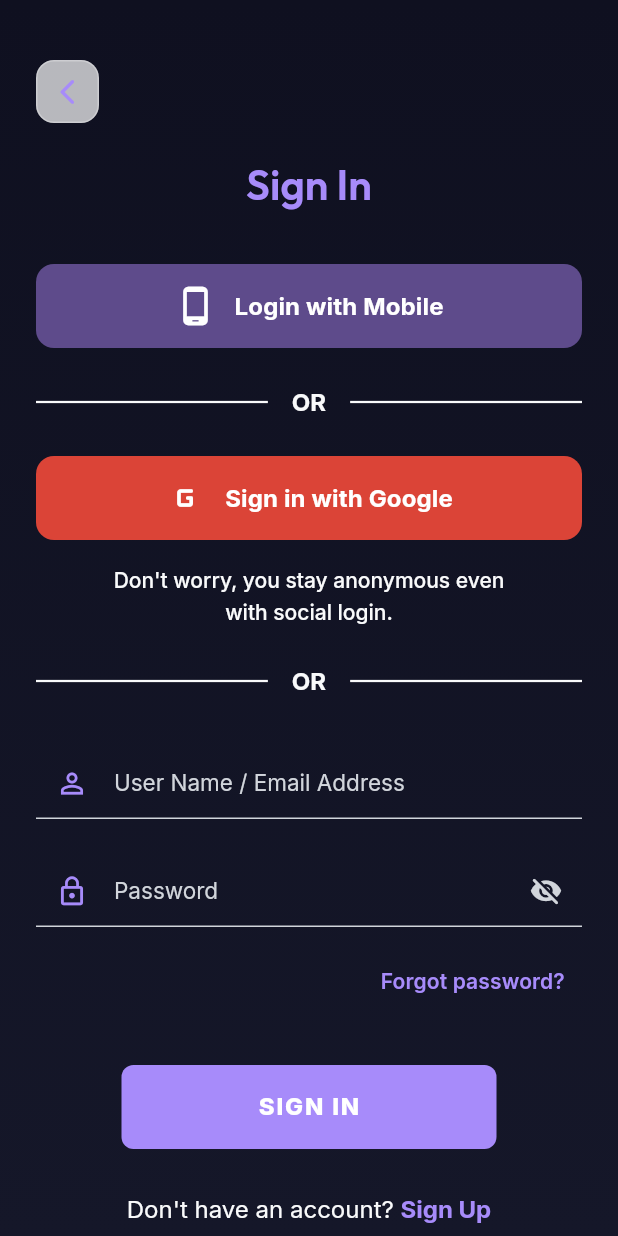
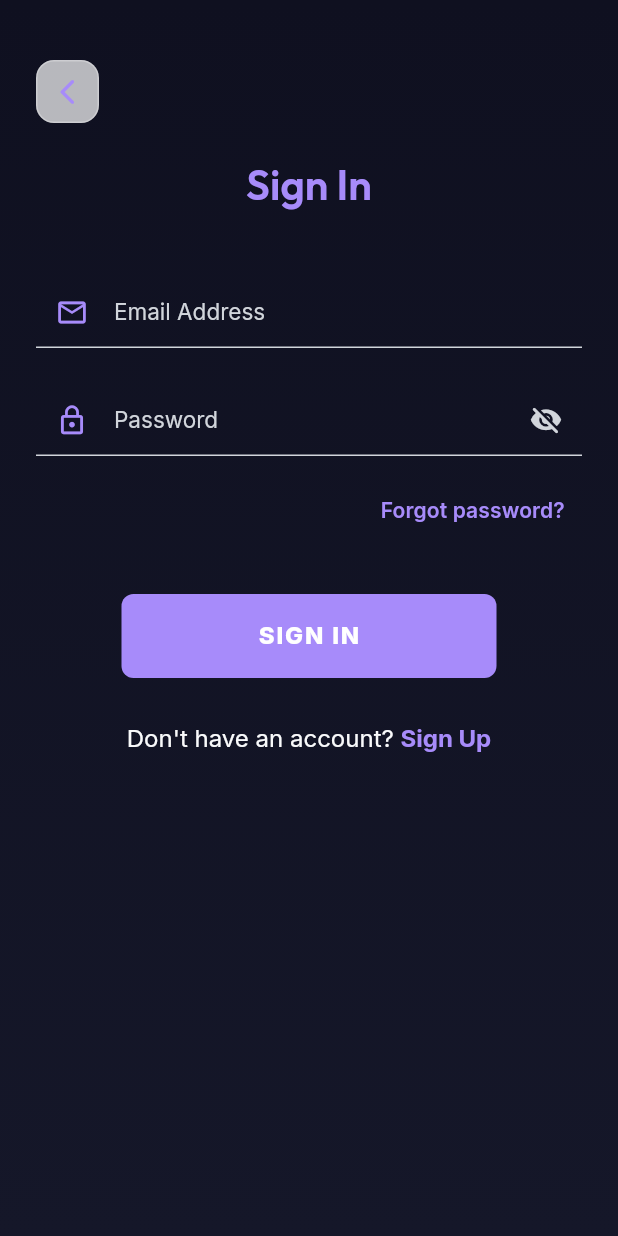
Before and after one commit to Ahmad10Raza/mind-nova-mobile, a Flutter app: the LoginScreen screen opened by its route, on a phone screen of 412 x 824 dp. Run offline on Flutter 3.47's test engine with Material 3 defaults, Android fonts, the phone set to English and light mode, and no system bars; our stand-ins replace audio_service, audioplayers, connectivity_plus, dio, file_picker, firebase_auth and 19 more; missing offline and left inert: dart:html, flutter_background_service, flutter_background_service_android, jitsi_meet_flutter_sdk, just_audio_media_kit, record; accounts and stored records are empty.

Commit message:
feat(auth): simplify login/signup UI and enhance anonymous onboarding flow

```diff
--- a/lib/core/providers/router_provider.dart
+++ b/lib/core/providers/router_provider.dart
@@ -190,6 +190,10 @@ final routerProvider = Provider<GoRouter>((ref) {
       if (status == AuthStatus.authenticated || status == AuthStatus.anonymous) {
         // If on an auth screen, redirect appropriately
         if (onAuthScreen) {
+          // Anonymous users bypass onboarding directly to home
+          if (status == AuthStatus.anonymous) {
+            return '/';
+          }
           // New user who hasn't completed profile setup
           if (!authState.profileCompleted) {
             return '/mental-health-onboarding';
@@ -198,7 +202,7 @@ final routerProvider = Provider<GoRouter>((ref) {
         }
 
         // If profile not completed and NOT already on the setup screen
-        if (!authState.profileCompleted && !onProfileSetup) {
+        if (status != AuthStatus.anonymous && !authState.profileCompleted && !onProfileSetup) {
           return '/mental-health-onboarding';
         }
 
--- a/lib/core/services/local_notification_service.dart
+++ b/lib/core/services/local_notification_service.dart
@@ -77,16 +77,20 @@ class LocalNotificationService {
       scheduledDate = scheduledDate.add(const Duration(days: 1));
     }
 
+    try {
       await _notificationsPlugin.zonedSchedule(
         101,
         'Your Weekly MindNova Insight is Ready ✨',
         'Tap to review your activity, mood trends, and AI personalized recommendations for the week.',
         scheduledDate,
         platformChannelSpecifics,
-      androidScheduleMode: AndroidScheduleMode.exactAllowWhileIdle,
+        androidScheduleMode: AndroidScheduleMode.inexactAllowWhileIdle,
         uiLocalNotificationDateInterpretation: UILocalNotificationDateInterpretation.absoluteTime,
         matchDateTimeComponents: DateTimeComponents.dayOfWeekAndTime,
         payload: 'weekly_insight',
       );
+    } catch (e) {
+      debugPrint('Failed to schedule weekly report notification: $e');
     }
   }
+}
--- a/lib/features/auth/presentation/auth_screens.dart
+++ b/lib/features/auth/presentation/auth_screens.dart
@@ -6,7 +6,6 @@ import '../providers/auth_provider.dart';
 import '../../../core/design/colors/app_colors.dart';
 import 'forgot_password_bottom_sheet.dart';
 import 'widgets/auth_text_field.dart';
-import 'widgets/social_auth_button.dart';
 
 // ═══════════════════════════════════════════════════════════════════
 //  LOGIN SCREEN
@@ -28,7 +27,6 @@ class _LoginScreenState extends ConsumerState<LoginScreen>
   late Animation<double> _fadeAnimation;
   late Animation<Offset> _slideAnimation;
 
-  bool _isGoogleLoading = false;
   bool _isEmailLoading = false;
 
   @override
@@ -75,8 +73,6 @@ class _LoginScreenState extends ConsumerState<LoginScreen>
 
   @override
   Widget build(BuildContext context) {
-    final authState = ref.watch(authProvider);
-
     // Listen for errors
     ref.listen<AuthState>(authProvider, (prev, next) {
       if (next.errorMessage != null) {
@@ -154,40 +150,7 @@ class _LoginScreenState extends ConsumerState<LoginScreen>
                         color: AppColors.novaPurpleLight,
                       ),
                     ),
-                    const SizedBox(height: 32),
-
-                    // ─── Social Login ───
-                    SocialAuthButton.mobile(
-                      onPressed: () => context.push('/phone-auth'),
-                      isLoading: authState.isLoading,
-                    ),
-                    const SizedBox(height: 24),
-
-                    _buildDivider('OR'),
-                    const SizedBox(height: 24),
-
-                    SocialAuthButton.google(
-                      onPressed: () async {
-                        setState(() => _isGoogleLoading = true);
-                        await ref.read(authProvider.notifier).signInWithGoogle();
-                        if (mounted) setState(() => _isGoogleLoading = false);
-                      },
-                      isLoading: _isGoogleLoading,
-                    ),
-                    const SizedBox(height: 16),
-                    Text(
-                      "Don't worry, you stay anonymous even\nwith social login.",
-                      textAlign: TextAlign.center,
-                      style: GoogleFonts.inter(
-                        fontSize: 14,
-                        color: AppColors.textPrimary,
-                        fontWeight: FontWeight.w500,
-                      ),
-                    ),
-                    const SizedBox(height: 24),
-
-                    _buildDivider('OR'),
-                    const SizedBox(height: 32),
+                    const SizedBox(height: 40),
 
                     // ─── Form ───
                     Form(
@@ -196,8 +159,8 @@ class _LoginScreenState extends ConsumerState<LoginScreen>
                         children: [
                           AuthTextField(
                             controller: _emailController,
-                            hintText: 'User Name / Email Address',
-                            prefixIcon: Icons.person_outline,
+                            hintText: 'Email Address',
+                            prefixIcon: Icons.email_outlined,
                             keyboardType: TextInputType.emailAddress,
                             isUnderline: true,
                             validator: (v) {
@@ -293,18 +256,6 @@ class _LoginScreenState extends ConsumerState<LoginScreen>
                         ),
                       ],
                     ),
-                    const SizedBox(height: 20),
-                    TextButton(
-                      onPressed: () => ref.read(authProvider.notifier).loginAnonymously(),
-                      child: Text(
-                        'Skip for now (Continue as Guest)',
-                        style: GoogleFonts.inter(
-                          fontSize: 13,
-                          color: AppColors.textSecondary,
-                          decoration: TextDecoration.underline,
-                        ),
-                      ),
-                    ),
                     const SizedBox(height: 40),
                   ],
                 ),
@@ -313,26 +264,6 @@ class _LoginScreenState extends ConsumerState<LoginScreen>
           ),
         ),
       ),
-    );
-  }
-
-  Widget _buildDivider(String label) {
-    return Row(
-      children: [
-        Expanded(child: Container(height: 1.5, color: AppColors.textPrimary)),
-        Padding(
-          padding: const EdgeInsets.symmetric(horizontal: 16),
-          child: Text(
-            label,
-            style: GoogleFonts.inter(
-              fontSize: 16,
-              fontWeight: FontWeight.w700,
-              color: AppColors.textPrimary,
-            ),
-          ),
-        ),
-        Expanded(child: Container(height: 1.5, color: AppColors.textPrimary)),
-      ],
     );
   }
 }
@@ -359,8 +290,6 @@ class _SignupScreenState extends ConsumerState<SignupScreen>
   late Animation<double> _fadeAnimation;
   late Animation<Offset> _slideAnimation;
 
-  bool _isGoogleLoading = false;
-  bool _isMobileLoading = false;
   bool _isSignupLoading = false;
 
   @override
@@ -410,8 +339,6 @@ class _SignupScreenState extends ConsumerState<SignupScreen>
 
   @override
   Widget build(BuildContext context) {
-    final authState = ref.watch(authProvider);
-
     ref.listen<AuthState>(authProvider, (prev, next) {
       if (next.errorMessage != null) {
         ScaffoldMessenger.of(context).showSnackBar(
@@ -488,29 +415,7 @@ class _SignupScreenState extends ConsumerState<SignupScreen>
                         color: AppColors.novaPurpleLight,
                       ),
                     ),
-                    const SizedBox(height: 32),
-
-                    // ─── Social Login ───
-                    SocialAuthButton.google(
-                      onPressed: () async {
-                        setState(() => _isGoogleLoading = true);
-                        await ref.read(authProvider.notifier).signInWithGoogle();
-                        if (mounted) setState(() => _isGoogleLoading = false);
-                      },
-                      isLoading: _isGoogleLoading,
-                    ),
-                    const SizedBox(height: 12),
-                    SocialAuthButton.mobile(
-                      onPressed: () async {
-                        // For mobile we just navigate, but let's keep consistent
-                        context.push('/phone-auth');
-                      },
-                      isLoading: _isMobileLoading,
-                    ),
-                    const SizedBox(height: 24),
-
-                    _buildDivider('OR'),
-                    const SizedBox(height: 32),
+                    const SizedBox(height: 40),
 
                     // ─── Form ───
                     Form(
@@ -632,24 +537,4 @@ class _SignupScreenState extends ConsumerState<SignupScreen>
       ),
     );
   }
-
-  Widget _buildDivider(String label) {
-    return Row(
-      children: [
-        Expanded(child: Container(height: 1.5, color: AppColors.textPrimary)),
-        Padding(
-          padding: const EdgeInsets.symmetric(horizontal: 16),
-          child: Text(
-            label,
-            style: GoogleFonts.inter(
-              fontSize: 16,
-              fontWeight: FontWeight.w700,
-              color: AppColors.textPrimary,
-            ),
-          ),
-        ),
-        Expanded(child: Container(height: 1.5, color: AppColors.textPrimary)),
-      ],
-    );
-  }
 }
```
Also changed, not shown: lib/features/auth/presentation/welcome_screen.dart (+33 -8 lines), lib/features/auth/providers/auth_provider.dart (+50 -13 lines), lib/features/gratitude/presentation/widgets/gratitude_quick_entry_card.dart (+14 -4 lines), lib/main.dart (+6 -2 lines). Lines whose indentation alone changed are shown as unchanged.
